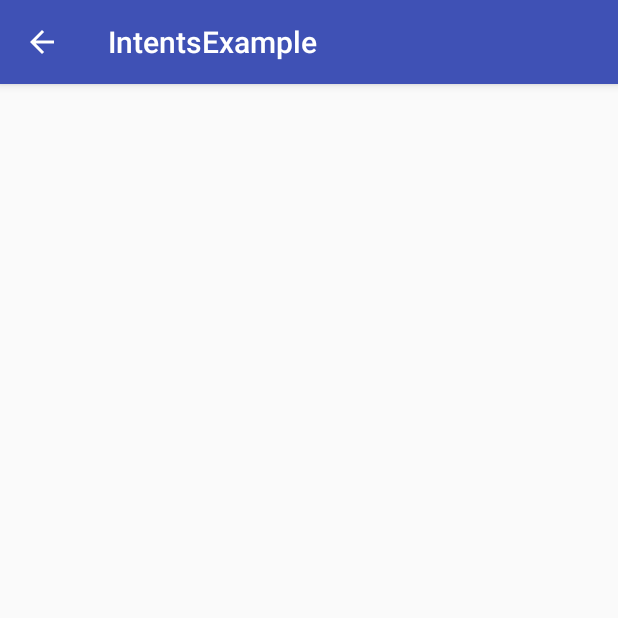
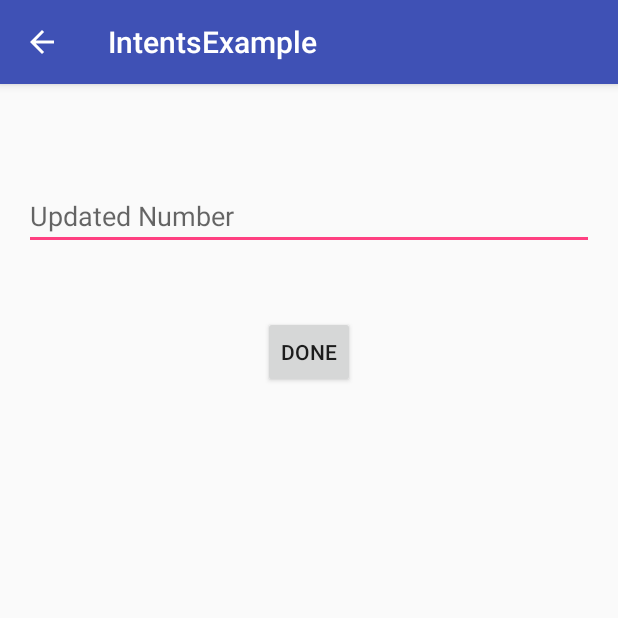
Before and after one commit to veechand/AndroidTraining, an Android app: the screen it shows after launch (ExplicitIntent), after a tap on "LOCALCALL", on a phone screen of 412 x 824 dp, the top half of it. Run offline under Robolectric (Android 15) with nearby library versions, the phone set to English and light mode, and no system bars.

Commit message:
Activity for result.

```diff
--- a/IntentsExample/app/src/main/java/com/veechand/intentsexample/ExplicitIntent.java
+++ b/IntentsExample/app/src/main/java/com/veechand/intentsexample/ExplicitIntent.java
@@ -3,19 +3,44 @@ package com.veechand.intentsexample;
 import android.content.Intent;
 import android.support.v7.app.AppCompatActivity;
 import android.os.Bundle;
+import android.view.View;
+import android.widget.Button;
+import android.widget.EditText;
 import android.widget.Toast;
 
 public class ExplicitIntent extends AppCompatActivity {
 
+    Button doneButton;
+    EditText updatedPhoneNumber;
+
     @Override
     protected void onCreate(Bundle savedInstanceState) {
         super.onCreate(savedInstanceState);
+
         setContentView(R.layout.activity_explicit_intent);
 
-        Intent intent = getIntent();
+        doneButton = (Button) findViewById(R.id.buttonDone);
+        updatedPhoneNumber = (EditText) findViewById(R.id.editTextUpdatedPhone);
 
+        final Intent intent = getIntent();
         String phonenumber = intent.getStringExtra("phonenumber");
-
-        Toast.makeText(ExplicitIntent.this,phonenumber,Toast.LENGTH_LONG).show();
+        if (phonenumber != null &&  !phonenumber.isEmpty()){
+            updatedPhoneNumber.setText(phonenumber);
+        }
+        //Toast.makeText(ExplicitIntent.this, phonenumber, Toast.LENGTH_LONG).show();
+        doneButton.setOnClickListener(new View.OnClickListener() {
+            @Override
+            public void onClick(View v) {
+                String phoneNumber = String.valueOf(updatedPhoneNumber.getText());
+                if (phoneNumber == null || phoneNumber.isEmpty()){
+                    Toast.makeText(ExplicitIntent.this, "Not a valid number", Toast.LENGTH_LONG).show();
+                } else {
+                    Intent resultIntent = new Intent();
+                    resultIntent.putExtra(getResources().getString(R.string.updated_phone_number), phoneNumber);
+                    setResult(RESULT_OK, resultIntent);
+                    finish();
+                }
+            }
+        });
     }
 }
--- a/IntentsExample/app/src/main/res/layout/activity_explicit_intent.xml
+++ b/IntentsExample/app/src/main/res/layout/activity_explicit_intent.xml
@@ -9,4 +9,23 @@
     android:paddingTop="@dimen/activity_vertical_margin"
     tools:context="com.veechand.intentsexample.ExplicitIntent">
 
+    <EditText
+        android:layout_width="match_parent"
+        android:layout_height="wrap_content"
+        android:id="@+id/editTextUpdatedPhone"
+        android:inputType="phone"
+        android:layout_alignParentTop="true"
+        android:layout_centerHorizontal="true"
+        android:layout_marginTop="49dp"
+        android:hint="Updated Number" />
+
+    <Button
+        style="?android:attr/buttonStyleSmall"
+        android:layout_width="wrap_content"
+        android:layout_height="wrap_content"
+        android:text="Done"
+        android:id="@+id/buttonDone"
+        android:layout_marginTop="44dp"
+        android:layout_below="@+id/editTextUpdatedPhone"
+        android:layout_centerHorizontal="true" />
 </RelativeLayout>
--- a/IntentsExample/app/src/main/res/values/strings.xml
+++ b/IntentsExample/app/src/main/res/values/strings.xml
@@ -1,3 +1,5 @@
 <resources>
     <string name="app_name">IntentsExample</string>
+    <integer name="request_code_1">1</integer>
+    <string name="updated_phone_number">updatedphonenumber</string>
 </resources>
```
Also changed, not shown: IntentsExample/app/src/main/java/com/veechand/intentsexample/MainActivity.java (+35 -1 lines), IntentsExample/app/src/main/res/layout/activity_main.xml (+11 -2 lines).
